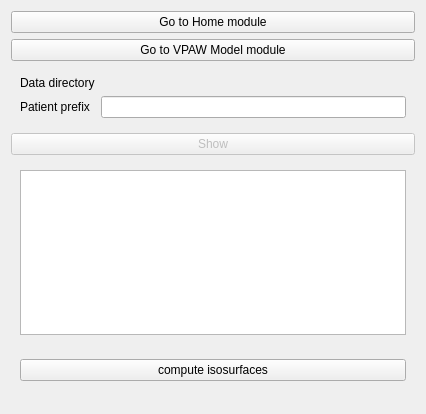
KitwareMedical/vpaw, file Modules/Scripted/VPAWVisualize/Resources/UI/VPAWVisualize.ui: the form before one commit.
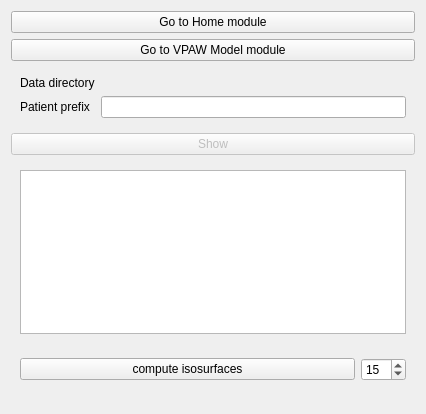
The form after the commit. Custom widgets are drawn as their Qt base class.

Commit message: add spinbox for controlling number of isosurfaces

```diff
--- a/Modules/Scripted/VPAWVisualize/Resources/UI/VPAWVisualize.ui
+++ b/Modules/Scripted/VPAWVisualize/Resources/UI/VPAWVisualize.ui
@@ -111,7 +111,7 @@
       <number>0</number>
      </property>
      <widget class="QWidget" name="page">
-      <layout class="QVBoxLayout" name="verticalLayout_2">
+      <layout class="QHBoxLayout" name="horizontalLayout">
        <item>
         <widget class="QPushButton" name="computeIsosurfacesButton">
          <property name="text">
@@ -119,6 +119,34 @@
          </property>
         </widget>
        </item>
+       <item>
+        <widget class="QSpinBox" name="numberOfIsosurfaceValues">
+         <property name="sizePolicy">
+          <sizepolicy hsizetype="Minimum" vsizetype="Fixed">
+           <horstretch>0</horstretch>
+           <verstretch>0</verstretch>
+          </sizepolicy>
+         </property>
+         <property name="minimumSize">
+          <size>
+           <width>45</width>
+           <height>0</height>
+          </size>
+         </property>
+         <property name="maximumSize">
+          <size>
+           <width>45</width>
+           <height>16777215</height>
+          </size>
+         </property>
+         <property name="toolTip">
+          <string>Number of isosurfaces</string>
+         </property>
+         <property name="value">
+          <number>15</number>
+         </property>
+        </widget>
+       </item>
       </layout>
      </widget>
      <widget class="QWidget" name="page_2">
```
The commit also changes 1 other file.
